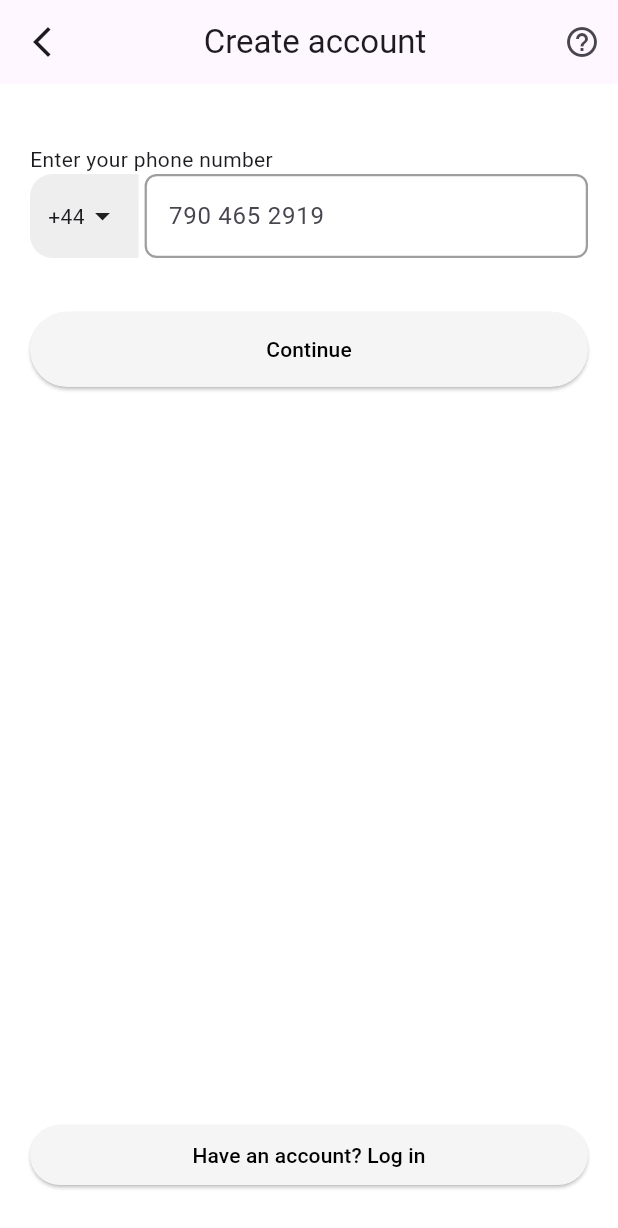
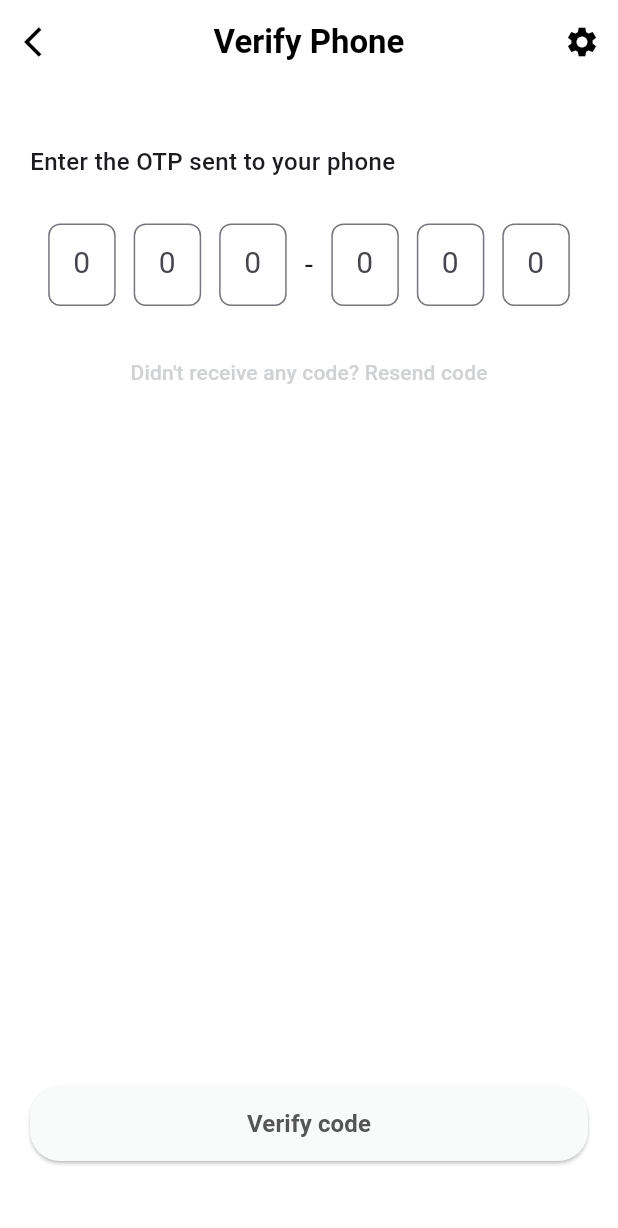
Before and after one commit to Ossy-em/login_page, a Flutter app: the screen it shows after launch, on a phone screen of 412 x 824 dp. Shown: the top 1228 px of the screen. Run offline on Flutter 3.47's test engine with Material 3 defaults, Android fonts, the phone set to English and light mode, and no system bars.

Commit message:
verify otp

```diff
--- a/lib/main.dart
+++ b/lib/main.dart
@@ -1,5 +1,6 @@
 import 'package:flutter/material.dart';
 import 'package:flutter/services.dart';
+import 'screens/verify_otp.dart';
 
 void main() {
   runApp(MyApp());
@@ -12,7 +13,7 @@ class MyApp extends StatelessWidget {
   Widget build(BuildContext context) {
     return const MaterialApp(
       debugShowCheckedModeBanner: false,
-      home: CreateAccountPage(),
+      home: VerifyOtpPage(),
     );
   }
 }
@@ -56,6 +57,8 @@ class _CreateAccountPageState extends State<CreateAccountPage> {
     return Scaffold(
       backgroundColor: const Color.fromARGB(255, 255, 255, 255),
       appBar: AppBar(
+        backgroundColor: Colors.white,
+        elevation: 0,
         leading: IconButton(
           onPressed: () {
             Navigator.pop(context);
--- /dev/null
+++ b/lib/screens/verify_otp.dart
@@ -0,0 +1,136 @@
+import 'package:flutter/material.dart';
+
+class VerifyOtpPage extends StatelessWidget {
+  const VerifyOtpPage({super.key});
+
+  Widget _otpBox() {
+    return Container(
+      width: 45,
+      height: 55,
+      margin: const EdgeInsets.symmetric(horizontal: 6),
+      child: TextField(
+        textAlign: TextAlign.center,
+        keyboardType: TextInputType.number,
+        maxLength: 1,
+        decoration: InputDecoration(
+          counterText: "",
+          hintText: "0",
+          border: OutlineInputBorder(
+            borderRadius: BorderRadius.circular(8),
+          ),
+          focusedBorder: OutlineInputBorder(
+            borderRadius: BorderRadius.circular(8),
+            borderSide: const BorderSide(color: Colors.blue, width: 2),
+          ),
+        ),
+        style: const TextStyle(fontSize: 20),
+      ),
+    );
+  }
+
+  @override
+  Widget build(BuildContext context) {
+    return Scaffold(
+      backgroundColor: Colors.white,
+
+      appBar: AppBar(
+        backgroundColor: Colors.white,
+        elevation: 0,
+        leading: IconButton(
+          icon: const Icon(Icons.arrow_back_ios, color: Colors.black),
+          onPressed: () {},
+        ),
+        title: const Text(
+          "Verify Phone",
+          style: TextStyle(color: Colors.black, fontWeight: FontWeight.w600),
+        ),
+        centerTitle: true,
+        actions: [
+          IconButton(
+            icon: const Icon(Icons.settings, color: Colors.black),
+            onPressed: () {},
+          ),
+        ],
+      ),
+
+     body: Padding(
+  padding: const EdgeInsets.only(top: 40, left: 20, right: 20),
+  child: Column(
+    crossAxisAlignment: CrossAxisAlignment.start,
+    children: [
+      const Text(
+        "Enter the OTP sent to your phone",
+        style: TextStyle(fontSize: 16, fontWeight: FontWeight.w500),
+      ),
+      const SizedBox(height: 30),
+
+
+      Row(
+        mainAxisAlignment: MainAxisAlignment.center,
+        children: [
+          for (int i = 0; i < 3; i++) _otpBox(),
+          const Padding(
+            padding: EdgeInsets.symmetric(horizontal: 6),
+            child: Text("-", style: TextStyle(fontSize: 20)),
+          ),
+          for (int i = 0; i < 3; i++) _otpBox(),
+        ],
+      ),
+
+      const SizedBox(height: 20),
+
+
+      Center(
+        child: TextButton(
+          onPressed: () {
+
+          },
+          child: const Text(
+            "Didn't receive any code? Resend code",
+            style: TextStyle(
+              color: Color.fromARGB(255, 208, 210, 211),
+              fontSize: 14,
+            ),
+          ),
+        ),
+      ),
+    ],
+  ),
+),
+
+
+      bottomNavigationBar: Padding(
+        padding: const EdgeInsets.all(20),
+        child: Column(
+          mainAxisSize: MainAxisSize.min,
+          children: [
+            SizedBox(
+              width: double.infinity,
+              height: 50,
+              child: ElevatedButton(
+                style: ElevatedButton.styleFrom(
+                  backgroundColor: const Color.fromARGB(255, 249, 251, 251),
+                  shape: RoundedRectangleBorder(
+                    borderRadius: BorderRadius.circular(20),
+                  ),
+                ),
+                onPressed: () {
+
+                },
+                child: const Text(
+                  "Verify code",
+                  style: TextStyle(
+                    fontSize: 16,
+                    fontWeight: FontWeight.bold,
+                    color: Color.fromARGB(255, 85, 85, 86),
+                  ),
+                ),
+              ),
+            ),
+            const SizedBox(height: 30),
+          ],
+        ),
+      ),
+    );
+  }
+}
```
